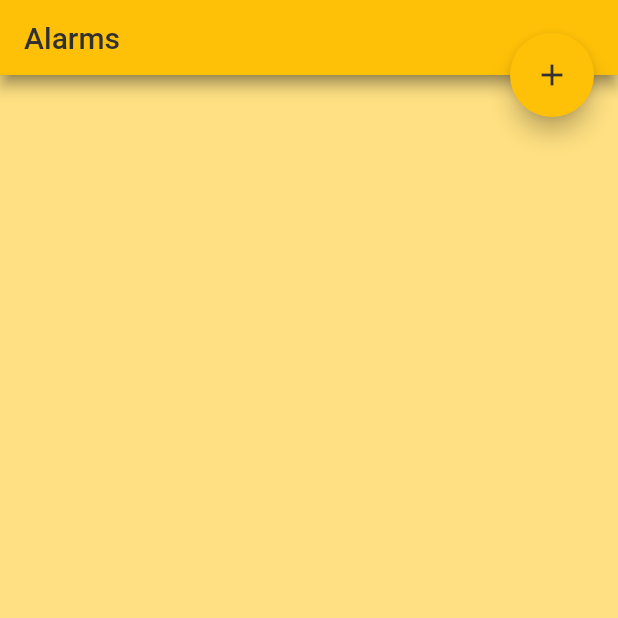
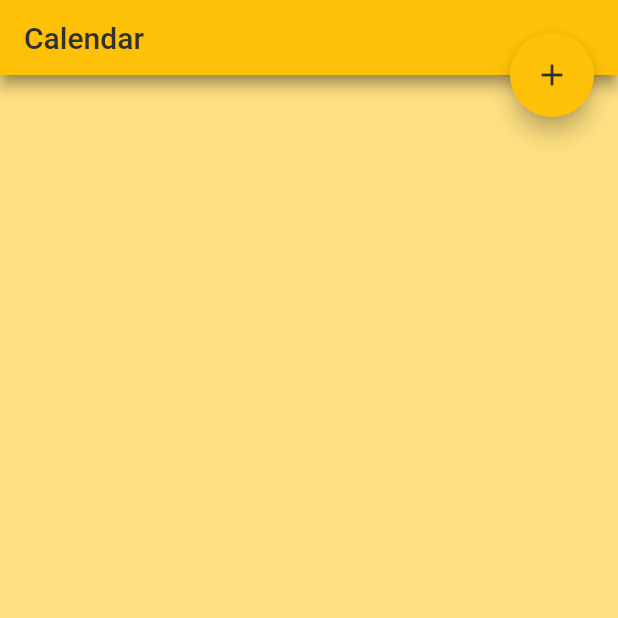
Before and after one commit to flak207/neat_alarm, a Flutter app: the screen it shows after launch, item 3 of the bottom bar chosen, on a phone screen of 412 x 824 dp, the top half of it. Run offline on Flutter 3.47's test engine with Material 2 defaults, Android fonts, the phone set to English and light mode, and no system bars; drawn by our look-alikes of convex_bottom_bar; our stand-ins replace flutter_local_notifications, shared_preferences, timezone.

Commit message:
Split alarm to inheritors

```diff
--- a/lib/constants.dart
+++ b/lib/constants.dart
@@ -1,7 +1,9 @@
 import 'package:flutter/material.dart';
 
 const String applicationName = "Neat Alarm";
-const String alarmsTitle = "Alarms";
+const String alarmsTitle = "Alarm";
+const String timersTitle = "Timer";
+const String calendarTitle = "Calendar";
 
 final Color? appBackground = Colors.amber[500];
 final Color? appForeground = Colors.grey[850];
--- a/lib/main.dart
+++ b/lib/main.dart
@@ -5,7 +5,9 @@ import 'package:convex_bottom_bar/convex_bottom_bar.dart';
 import 'package:neat_alarm/constants.dart';
 import 'package:neat_alarm/services/notification_service.dart';
 import 'package:neat_alarm/services/storage_service.dart';
-import 'package:neat_alarm/widgets/alarms_list_widget.dart';
+import 'package:neat_alarm/widgets/clock_alarms_list_widget.dart';
+import 'package:neat_alarm/widgets/timer_alarms_list_widget.dart';
+import 'package:neat_alarm/widgets/calendar_alarms_list_widget.dart';
 
 Future<void> main() async {
   WidgetsFlutterBinding.ensureInitialized();
@@ -35,12 +37,12 @@ class NavigationWidget extends StatefulWidget {
 }
 
 class _NavigationWidgetState extends State<NavigationWidget> {
-  int _selectedIndex = 0;
+  int _selectedIndex = 1;
 
   static const List<Widget> _widgetOptions = <Widget>[
-    AlarmsListWidget(),
-    AlarmsListWidget(),
-    AlarmsListWidget(),
+    ClockAlarmsListWidget(),
+    TimerAlarmsListWidget(),
+    CalendarAlarmsListWidget(),
   ];
 
   @override
@@ -55,11 +57,11 @@ class _NavigationWidgetState extends State<NavigationWidget> {
           color: appForeground,
           style: TabStyle.textIn,
           items: const <TabItem>[
-            TabItem(icon: Icons.alarm_outlined, title: 'Alarms'),
-            TabItem(icon: Icons.timer_outlined, title: 'Timers'),
-            TabItem(icon: Icons.calendar_today_outlined, title: 'Calendar'),
+            TabItem(icon: Icons.alarm_outlined, title: alarmsTitle),
+            TabItem(icon: Icons.timer_outlined, title: timersTitle),
+            TabItem(icon: Icons.calendar_today_outlined, title: calendarTitle),
           ],
-          initialActiveIndex: 1,
+          initialActiveIndex: _selectedIndex,
           onTap: _onItemTapped),
     );
   }
--- /dev/null
+++ b/lib/models/calendar_alarm.dart
@@ -0,0 +1,5 @@
+import 'package:neat_alarm/models/alarm.dart';
+
+class CalendarAlarm extends Alarm {
+  CalendarAlarm(String name, DateTime dateTime) : super(name, dateTime);
+}
--- /dev/null
+++ b/lib/models/clock_alarm.dart
@@ -0,0 +1,5 @@
+import 'package:neat_alarm/models/alarm.dart';
+
+class ClockAlarm extends Alarm {
+  ClockAlarm(String name, DateTime dateTime) : super(name, dateTime);
+}
--- /dev/null
+++ b/lib/models/timer_alarm.dart
@@ -0,0 +1,5 @@
+import 'package:neat_alarm/models/alarm.dart';
+
+class TimerAlarm extends Alarm {
+  TimerAlarm(String name, DateTime dateTime) : super(name, dateTime);
+}
--- /dev/null
+++ b/lib/widgets/calendar_alarms_list_widget.dart
@@ -0,0 +1,84 @@
+import 'package:flutter/material.dart';
+
+import 'package:neat_alarm/constants.dart';
+import 'package:neat_alarm/models/alarm.dart';
+import 'package:neat_alarm/services/storage_service.dart';
+import 'package:neat_alarm/widgets/new_calendar_alarm_widget.dart';
+
+class CalendarAlarmsListWidget extends StatefulWidget {
+  const CalendarAlarmsListWidget({Key? key}) : super(key: key);
+
+  @override
+  _CalendarAlarmsListWidgetState createState() =>
+      _CalendarAlarmsListWidgetState();
+}
+
+class _CalendarAlarmsListWidgetState extends State<CalendarAlarmsListWidget> {
+  List<Alarm> _alarms = [];
+
+  @override
+  void initState() {
+    _alarms = StorageService().getAlarms();
+    super.initState();
+  }
+
+  @override
+  Widget build(BuildContext context) {
+    AppBar appBarWdg = AppBar(
+      title: const Text(calendarTitle),
+      backgroundColor: appBackground,
+      foregroundColor: appForeground,
+      shadowColor: appForeground,
+      toolbarHeight: 50,
+    );
+
+    Widget bodyWdg = Column(children: [
+      Expanded(
+        child: ListView.builder(
+          itemCount: _alarms.length,
+          itemBuilder: (BuildContext context, int index) {
+            return Text(_alarms[index].name);
+          },
+        ),
+      ),
+    ]);
+
+    var addBtn = FloatingActionButton(
+      backgroundColor: appBackground,
+      foregroundColor: appForeground,
+      child: const Icon(Icons.add),
+      onPressed: () => _startAddNewAlarm(context),
+    );
+
+    Scaffold scaffold = Scaffold(
+      appBar: appBarWdg,
+      backgroundColor: widgetBackground,
+      body: bodyWdg,
+      floatingActionButtonLocation: FloatingActionButtonLocation.endTop,
+      floatingActionButton: addBtn,
+    );
+    return scaffold;
+  }
+
+  void _startAddNewAlarm(BuildContext ctx) {
+    showModalBottomSheet(
+      context: ctx,
+      builder: (_) {
+        return GestureDetector(
+          onTap: () {},
+          child: NewCalendarAlarmWidget(_addNewAlarm),
+          behavior: HitTestBehavior.opaque,
+        );
+      },
+    );
+  }
+
+  void _addNewAlarm(
+      String alarmName, String alarmDescription, DateTime alarmDate) {
+    final newAlarm = Alarm(alarmName, alarmDate);
+    setState(() {
+      _alarms.add(newAlarm);
+    });
+    StorageService().setAlarms(_alarms);
+  }
+}
--- a/lib/widgets/alarms_list_widget.dart
+++ b/lib/widgets/timer_alarms_list_widget.dart
@@ -1,31 +1,30 @@
-// AlarmsListWidget
 import 'package:flutter/material.dart';
 
 import 'package:neat_alarm/constants.dart';
-import 'package:neat_alarm/models/alarm.dart';
+import 'package:neat_alarm/models/timer_alarm.dart';
 import 'package:neat_alarm/services/storage_service.dart';
-import 'package:neat_alarm/widgets/new_alarm_widget.dart';
+import 'package:neat_alarm/widgets/new_timer_alarm_widget.dart';
 
-class AlarmsListWidget extends StatefulWidget {
-  const AlarmsListWidget({Key? key}) : super(key: key);
+class TimerAlarmsListWidget extends StatefulWidget {
+  const TimerAlarmsListWidget({Key? key}) : super(key: key);
 
   @override
-  _AlarmsListWidgetState createState() => _AlarmsListWidgetState();
+  _TimerAlarmsListWidgetState createState() => _TimerAlarmsListWidgetState();
 }
 
-class _AlarmsListWidgetState extends State<AlarmsListWidget> {
-  List<Alarm> _alarms = [];
+class _TimerAlarmsListWidgetState extends State<TimerAlarmsListWidget> {
+  List<TimerAlarm> _alarms = [];
 
   @override
   void initState() {
-    _alarms = StorageService().getAlarms();
+    _alarms = []; //StorageService().getAlarms();
     super.initState();
   }
 
   @override
   Widget build(BuildContext context) {
     AppBar appBarWdg = AppBar(
-      title: const Text(alarmsTitle),
+      title: const Text(timersTitle),
       backgroundColor: appBackground,
       foregroundColor: appForeground,
       shadowColor: appForeground,
@@ -66,7 +65,7 @@ class _AlarmsListWidgetState extends State<AlarmsListWidget> {
       builder: (_) {
         return GestureDetector(
           onTap: () {},
-          child: NewAlarmWidget(_addNewAlarm),
+          child: NewTimerAlarmWidget(_addNewAlarm),
           behavior: HitTestBehavior.opaque,
         );
       },
@@ -75,7 +74,7 @@ class _AlarmsListWidgetState extends State<AlarmsListWidget> {
 
   void _addNewAlarm(
       String alarmName, String alarmDescription, DateTime alarmDate) {
-    final newAlarm = Alarm(alarmName, alarmDate);
+    final newAlarm = TimerAlarm(alarmName, alarmDate);
     setState(() {
       _alarms.add(newAlarm);
     });
```
Also changed, not shown: lib/widgets/clock_alarms_list_widget.dart (added, +83 -0 lines), lib/widgets/new_calendar_alarm_widget.dart (renamed from lib/widgets/new_alarm_widget.dart, +4 -4 lines), lib/widgets/new_clock_alarm_widget.dart (added, +111 -0 lines), lib/widgets/new_timer_alarm_widget.dart (added, +64 -0 lines).
